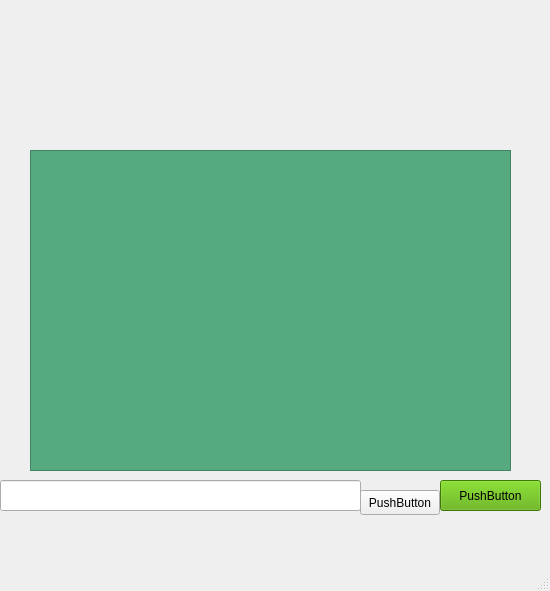
Before: the Qt Designer form entername2/server.ui in Parsa20231401/FAZE1.0, drawn with Qt 5.
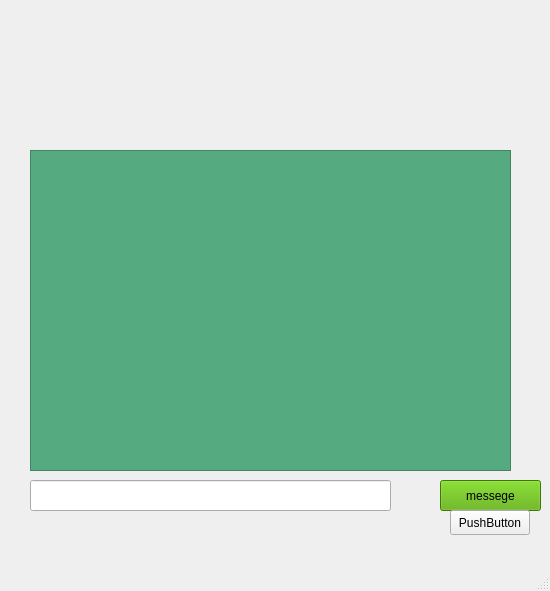
After: the same form once the commit is applied.

```diff
--- a/entername2/server.ui
+++ b/entername2/server.ui
@@ -30,13 +30,13 @@
      <string notr="true">background-color: rgb(85, 170, 0);</string>
     </property>
     <property name="text">
-     <string>PushButton</string>
+     <string>messege</string>
     </property>
    </widget>
    <widget class="QLineEdit" name="lineEdit">
     <property name="geometry">
      <rect>
-      <x>0</x>
+      <x>30</x>
       <y>480</y>
       <width>361</width>
       <height>31</height>
@@ -69,8 +69,8 @@
    <widget class="QPushButton" name="pushButton_sendAttachment">
     <property name="geometry">
      <rect>
-      <x>360</x>
-      <y>490</y>
+      <x>450</x>
+      <y>510</y>
       <width>80</width>
       <height>25</height>
      </rect>
```
